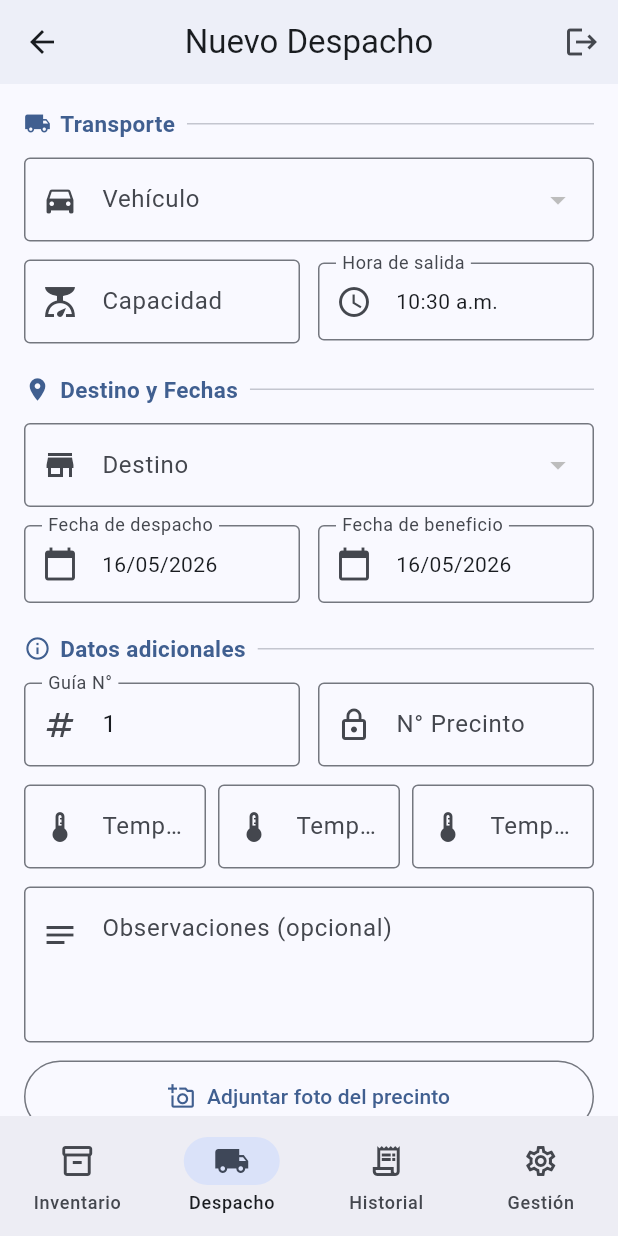
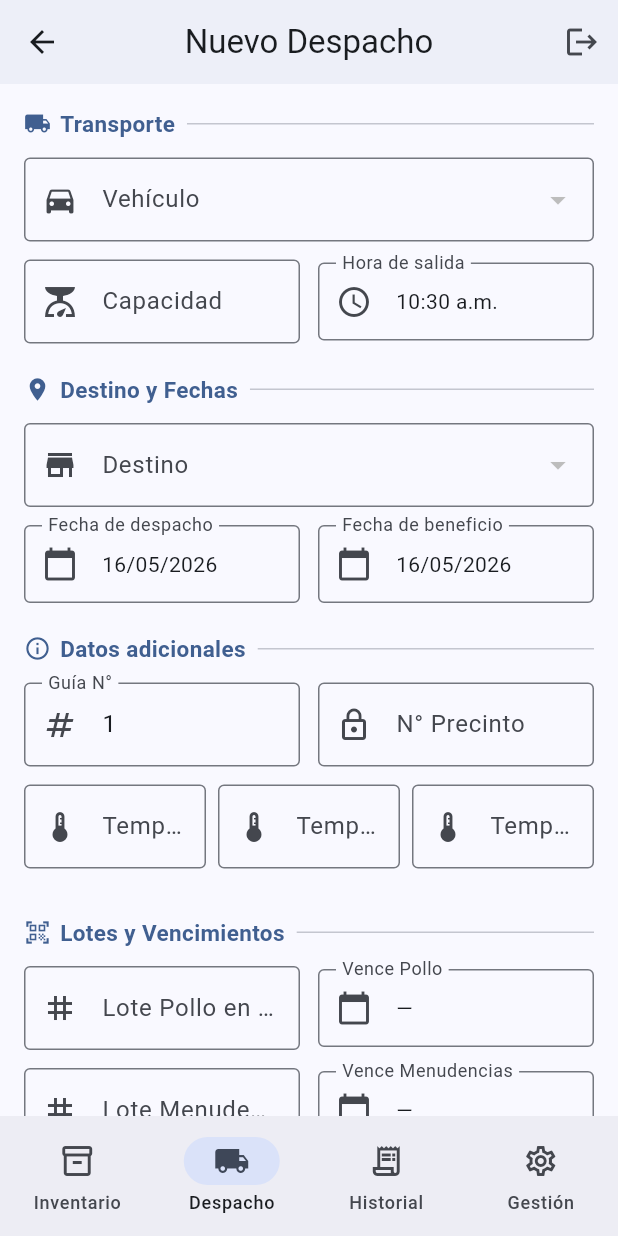
Before and after one commit to datosbeneficio/inventario-cf, a Flutter app: the SupervisorHome screen opened directly, item 2 of the bottom bar chosen, on a phone screen of 412 x 824 dp. Run offline on Flutter 3.47's test engine with Material 3 defaults, Android fonts, the phone set to English and light mode, and no system bars; our stand-ins replace cloud_firestore, firebase_core, firebase_storage, fl_chart, image_picker, pdf and 1 more; accounts and stored records are empty; statements that could not run were skipped.

Commit message:
feat: lote y vencimiento de Pollo en Canal y Menudencias en despacho
- Modelo: nuevos campos lotePollo, vencimientoPollo, loteMenudencias, vencimientoMenudencias
- Formulario: nueva seccion Lotes y Vencimientos con TextField de lote y DatePicker de vencimiento para cada tipo
- Detalle: filas adicionales en el grid informativo
- PDF: dos filas nuevas en la tabla de datos del despacho

Co-Authored-By: Claude Sonnet 4.6 <noreply@anthropic.com>

```diff
--- a/lib/models/despacho.dart
+++ b/lib/models/despacho.dart
@@ -79,6 +79,11 @@ class Despacho {
   final String tempCanal;
   final String tempMenudencias;
   final String tempPreEnfriamiento;
+  // ── Lotes de producción y vencimientos ──────────────────────────────────
+  final String lotePollo;
+  final DateTime? vencimientoPollo;
+  final String loteMenudencias;
+  final DateTime? vencimientoMenudencias;
   final List<DespachoLinea> lineas;
   final DateTime timestamp;
   final String? precintoFotoUrl;
@@ -105,6 +110,10 @@ class Despacho {
     required this.tempCanal,
     required this.tempMenudencias,
     required this.tempPreEnfriamiento,
+    this.lotePollo = '',
+    this.vencimientoPollo,
+    this.loteMenudencias = '',
+    this.vencimientoMenudencias,
     required this.lineas,
     required this.timestamp,
     this.precintoFotoUrl,
@@ -139,6 +148,14 @@ class Despacho {
       tempCanal: d['tempCanal'] ?? '',
       tempMenudencias: d['tempMenudencias'] ?? '',
       tempPreEnfriamiento: d['tempPreEnfriamiento'] ?? '',
+      lotePollo: d['lotePollo'] ?? '',
+      vencimientoPollo: d['vencimientoPollo'] != null
+          ? (d['vencimientoPollo'] as Timestamp).toDate()
+          : null,
+      loteMenudencias: d['loteMenudencias'] ?? '',
+      vencimientoMenudencias: d['vencimientoMenudencias'] != null
+          ? (d['vencimientoMenudencias'] as Timestamp).toDate()
+          : null,
       lineas: lineasRaw
           .map((l) => DespachoLinea.fromMap(l as Map<String, dynamic>))
           .toList(),
@@ -170,6 +187,12 @@ class Despacho {
         'tempCanal': tempCanal,
         'tempMenudencias': tempMenudencias,
         'tempPreEnfriamiento': tempPreEnfriamiento,
+        if (lotePollo.isNotEmpty) 'lotePollo': lotePollo,
+        if (vencimientoPollo != null)
+          'vencimientoPollo': Timestamp.fromDate(vencimientoPollo!),
+        if (loteMenudencias.isNotEmpty) 'loteMenudencias': loteMenudencias,
+        if (vencimientoMenudencias != null)
+          'vencimientoMenudencias': Timestamp.fromDate(vencimientoMenudencias!),
         'lineas': lineas.map((l) => l.toMap()).toList(),
         'timestamp': FieldValue.serverTimestamp(),
         if (precintoFotoUrl != null) 'precintoFotoUrl': precintoFotoUrl,
--- a/lib/screens/supervisor/despacho_detalle_screen.dart
+++ b/lib/screens/supervisor/despacho_detalle_screen.dart
@@ -257,6 +257,13 @@ class _InfoGrid extends StatelessWidget {
 
   @override
   Widget build(BuildContext context) {
+    final vencPollo = d.vencimientoPollo != null
+        ? formatDate(d.vencimientoPollo!)
+        : '';
+    final vencMenud = d.vencimientoMenudencias != null
+        ? formatDate(d.vencimientoMenudencias!)
+        : '';
+
     final rows = [
       ['Fecha despacho', formatDate(d.fechaDespacho),
         'Dirección destino', d.direccion],
@@ -272,6 +279,10 @@ class _InfoGrid extends StatelessWidget {
         'N° precinto', d.precinto],
       ['CC / Celular',
         '${d.conductorCedula} / ${d.conductorCelular}', '', ''],
+      ['Lote Pollo Canal', d.lotePollo,
+        'Vence Pollo', vencPollo],
+      ['Lote Menudencias', d.loteMenudencias,
+        'Vence Menudencias', vencMenud],
     ];
 
     return Table(
--- a/lib/screens/supervisor/nuevo_despacho_screen.dart
+++ b/lib/screens/supervisor/nuevo_despacho_screen.dart
@@ -43,6 +43,12 @@ class _NuevoDespachoScreenState extends State<NuevoDespachoScreen> {
   final _tempPreCtrl = TextEditingController();
   final _obsCtrl = TextEditingController();
 
+  // ── Lotes y vencimientos ─────────────────────────────────────────────────
+  final _lotePolloCtrl = TextEditingController();
+  final _loteMenudCtrl = TextEditingController();
+  DateTime? _vencimientoPollo;
+  DateTime? _vencimientoMenudencias;
+
   // ── Foto del precinto ────────────────────────────────────────────────────
   Uint8List? _fotoBytes;
   String _fotoExt = 'jpg';
@@ -73,6 +79,8 @@ class _NuevoDespachoScreenState extends State<NuevoDespachoScreen> {
     _tempMenudCtrl.dispose();
     _tempPreCtrl.dispose();
     _obsCtrl.dispose();
+    _lotePolloCtrl.dispose();
+    _loteMenudCtrl.dispose();
     super.dispose();
   }
 
@@ -112,6 +120,10 @@ class _NuevoDespachoScreenState extends State<NuevoDespachoScreen> {
       _tempMenudCtrl.clear();
       _tempPreCtrl.clear();
       _obsCtrl.clear();
+      _lotePolloCtrl.clear();
+      _loteMenudCtrl.clear();
+      _vencimientoPollo = null;
+      _vencimientoMenudencias = null;
       _fotoBytes = null;
       _fotoExt = 'jpg';
       _lineas.clear();
@@ -255,6 +267,10 @@ class _NuevoDespachoScreenState extends State<NuevoDespachoScreen> {
         tempCanal: _tempCanalCtrl.text.trim(),
         tempMenudencias: _tempMenudCtrl.text.trim(),
         tempPreEnfriamiento: _tempPreCtrl.text.trim(),
+        lotePollo: _lotePolloCtrl.text.trim(),
+        vencimientoPollo: _vencimientoPollo,
+        loteMenudencias: _loteMenudCtrl.text.trim(),
+        vencimientoMenudencias: _vencimientoMenudencias,
         observaciones: _obsCtrl.text.trim(),
         lineas: _lineas,
         timestamp: DateTime.now(),
@@ -577,6 +593,66 @@ class _NuevoDespachoScreenState extends State<NuevoDespachoScreen> {
                             border: OutlineInputBorder(),
                             prefixIcon: Icon(Icons.thermostat),
                           ),
+                        ),
+                      ),
+                    ]),
+                    const SizedBox(height: 12),
+
+                    const SizedBox(height: 20),
+
+                    // ── Sección 3b: Lotes y vencimientos ──────────────
+                    _SectionTitle(
+                        icon: Icons.qr_code_scanner,
+                        label: 'Lotes y Vencimientos'),
+                    const SizedBox(height: 12),
+
+                    // Pollo en Canal
+                    Row(children: [
+                      Expanded(
+                        child: TextFormField(
+                          controller: _lotePolloCtrl,
+                          textCapitalization: TextCapitalization.characters,
+                          decoration: const InputDecoration(
+                            labelText: 'Lote Pollo en Canal',
+                            border: OutlineInputBorder(),
+                            prefixIcon: Icon(Icons.tag),
+                          ),
+                        ),
+                      ),
+                      const SizedBox(width: 12),
+                      Expanded(
+                        child: _DateField(
+                          label: 'Vence Pollo',
+                          date: _vencimientoPollo,
+                          onPicked: (d) =>
+                              setState(() => _vencimientoPollo = d),
+                          nullable: true,
+                        ),
+                      ),
+                    ]),
+                    const SizedBox(height: 12),
+
+                    // Menudencias
+                    Row(children: [
+                      Expanded(
+                        child: TextFormField(
+                          controller: _loteMenudCtrl,
+                          textCapitalization: TextCapitalization.characters,
+                          decoration: const InputDecoration(
+                            labelText: 'Lote Menudencias',
+                            border: OutlineInputBorder(),
+                            prefixIcon: Icon(Icons.tag),
+                          ),
+                        ),
+                      ),
+                      const SizedBox(width: 12),
+                      Expanded(
+                        child: _DateField(
+                          label: 'Vence Menudencias',
+                          date: _vencimientoMenudencias,
+                          onPicked: (d) =>
+                              setState(() => _vencimientoMenudencias = d),
+                          nullable: true,
                         ),
                       ),
                     ]),
@@ -1287,10 +1363,16 @@ class _InfoRow extends StatelessWidget {
 
 class _DateField extends StatelessWidget {
   final String label;
-  final DateTime date;
+  final DateTime? date;
   final void Function(DateTime) onPicked;
-  const _DateField(
-      {required this.label, required this.date, required this.onPicked});
+  /// Si true, la fecha es opcional y puede ser null (muestra placeholder).
+  final bool nullable;
+  const _DateField({
+    required this.label,
+    required this.date,
+    required this.onPicked,
+    this.nullable = false,
+  });
 
   @override
   Widget build(BuildContext context) {
@@ -1298,9 +1380,9 @@ class _DateField extends StatelessWidget {
       onTap: () async {
         final d = await showDatePicker(
           context: context,
-          initialDate: date,
+          initialDate: date ?? DateTime.now(),
           firstDate: DateTime(2020),
-          lastDate: DateTime(2030),
+          lastDate: DateTime(2035),
         );
         if (d != null) onPicked(d);
       },
@@ -1310,7 +1392,9 @@ class _DateField extends StatelessWidget {
           border: const OutlineInputBorder(),
           prefixIcon: const Icon(Icons.calendar_today),
         ),
-        child: Text(formatDate(date)),
+        child: Text(
+          date != null ? formatDate(date!) : (nullable ? '—' : ''),
+        ),
       ),
     );
   }
--- a/lib/utils/despacho_pdf.dart
+++ b/lib/utils/despacho_pdf.dart
@@ -127,6 +127,13 @@ pw.Widget _idRow(Despacho d) {
 // ── Grid de datos del despacho ──────────────────────────────────────────────
 
 pw.Widget _infoGrid(Despacho d) {
+  final vencPollo = d.vencimientoPollo != null
+      ? formatDate(d.vencimientoPollo!)
+      : '';
+  final vencMenud = d.vencimientoMenudencias != null
+      ? formatDate(d.vencimientoMenudencias!)
+      : '';
+
   final rows = [
     ['FECHA DE DESPACHO:', formatDate(d.fechaDespacho), 'DIRECCIÓN DESTINO:', d.direccion],
     ['FECHA DE BENEFICIO:', formatDate(d.fechaBeneficio), 'MUNICIPIO Y DEPTO:', '${d.municipio}, ${d.departamento}'],
@@ -135,6 +142,8 @@ pw.Widget _infoGrid(Despacho d) {
     ['HORA SALIDA:', d.horaSalida, 'TEMP. PRE-ENFRIAM.:', d.tempPreEnfriamiento],
     ['CONDUCTOR:', d.conductorNombre, 'Nº PRECINTO:', d.precinto],
     ['CC / CEL:', '${d.conductorCedula} / ${d.conductorCelular}', '', ''],
+    ['LOTE POLLO EN CANAL:', d.lotePollo, 'VENCE POLLO:', vencPollo],
+    ['LOTE MENUDENCIAS:', d.loteMenudencias, 'VENCE MENUDENCIAS:', vencMenud],
   ];
 
   const labelStyle = pw.TextStyle(fontSize: 8);
```
